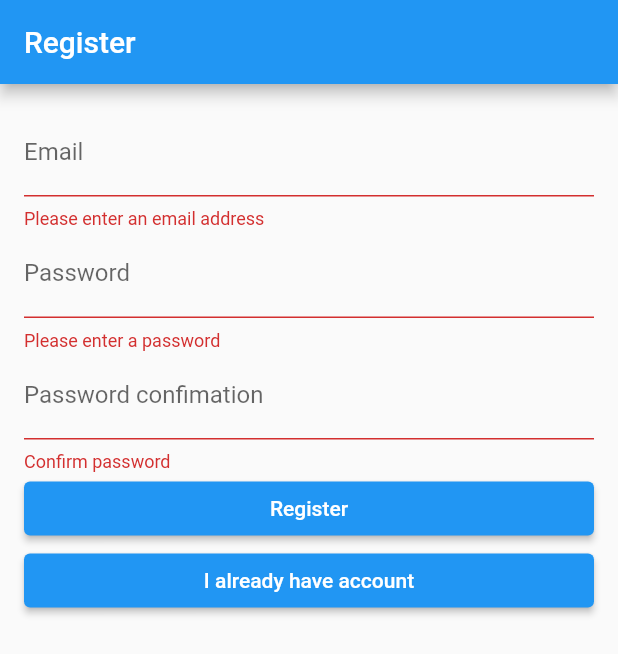
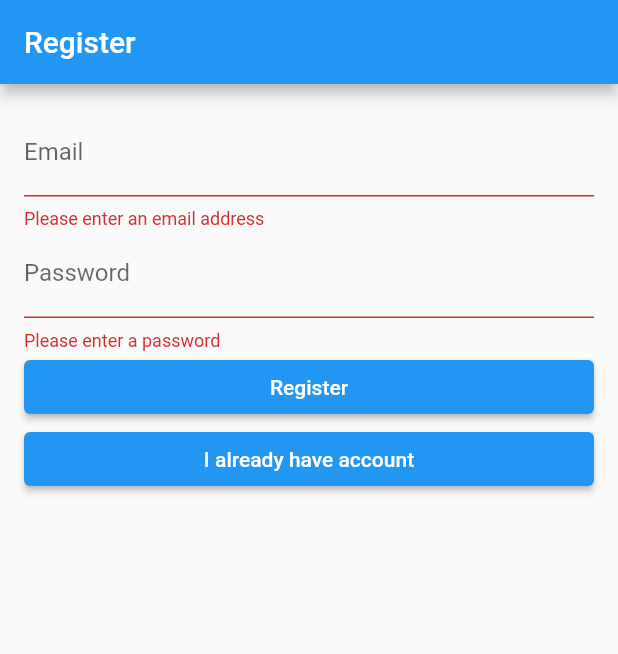
Before and after one commit to DuolanK/skillsource_flutter, a Flutter app: the screen it shows after launch, after a tap on "Register", on a phone screen of 412 x 824 dp. Shown: the top 654 px of the screen. Run offline on Flutter 3.47's test engine with Material 2 defaults, Android fonts, the light colour scheme and no system bars; our stand-ins replace flutter_secure_storage, flutter_svg, google_fonts, percent_indicator, rive; network calls fail; project files that could hold a hidden picture were left out.

Commit message:
07 june commit

```diff
--- a/lib/auth/register.dart
+++ b/lib/auth/register.dart
@@ -28,7 +28,6 @@ class _RegisterPageState extends State<RegisterPage> {
       body: jsonEncode(<String, dynamic>{
         'email': email,
         'password1': password,
-        'password2': passwordconf,
       }),
     );
 
@@ -94,18 +93,6 @@ class _RegisterPageState extends State<RegisterPage> {
                   return null;
                 },
               ),
-              TextFormField(
-                controller: _passwordconfController,
-                decoration:
-                    const InputDecoration(labelText: 'Password confimation'),
-                obscureText: true,
-                validator: (value) {
-                  if (value == null || value.isEmpty) {
-                    return 'Confirm password';
-                  }
-                  return null;
-                },
-              ),
               ElevatedButton(
                 onPressed: () {
                   if (_formKey.currentState!.validate()) {
--- a/lib/screens/course_screen.dart
+++ b/lib/screens/course_screen.dart
@@ -23,7 +23,7 @@ class _CourseScreenState extends State<CourseScreen> {
       },
       {
         "type": "quiz",
-        "title": "II. Материалы для сварк",
+        "title": "II. Материалы для сварки",
         "description": "Вопросы по материалам",
         "isAccessible": true,
         "quizId": 2
```
Also changed, not shown: pubspec.lock.
